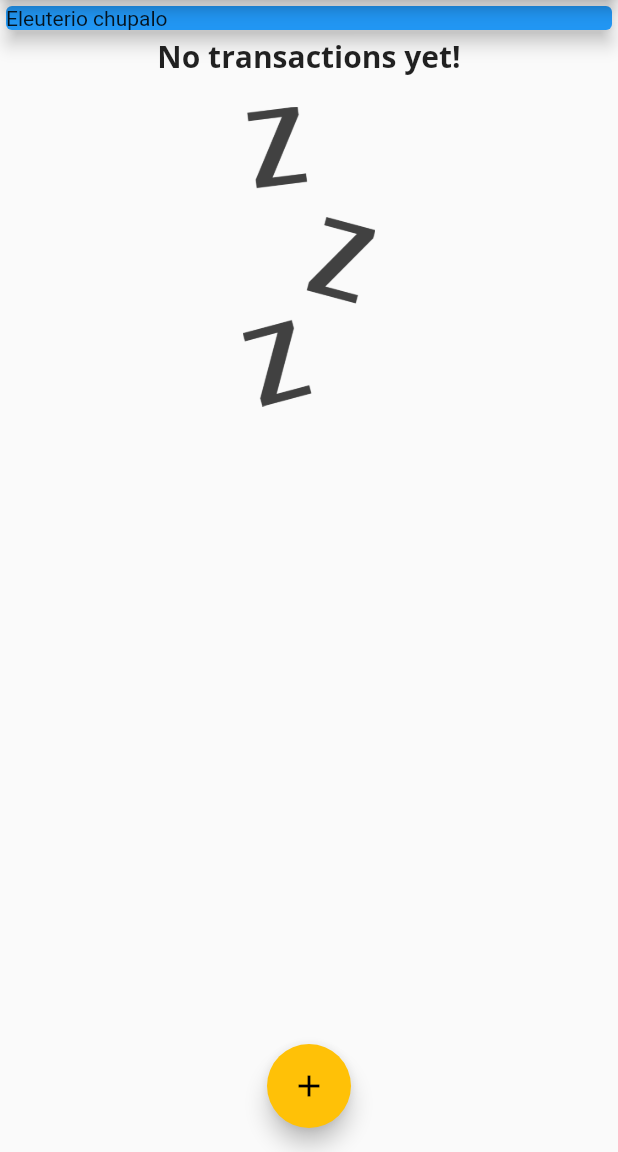
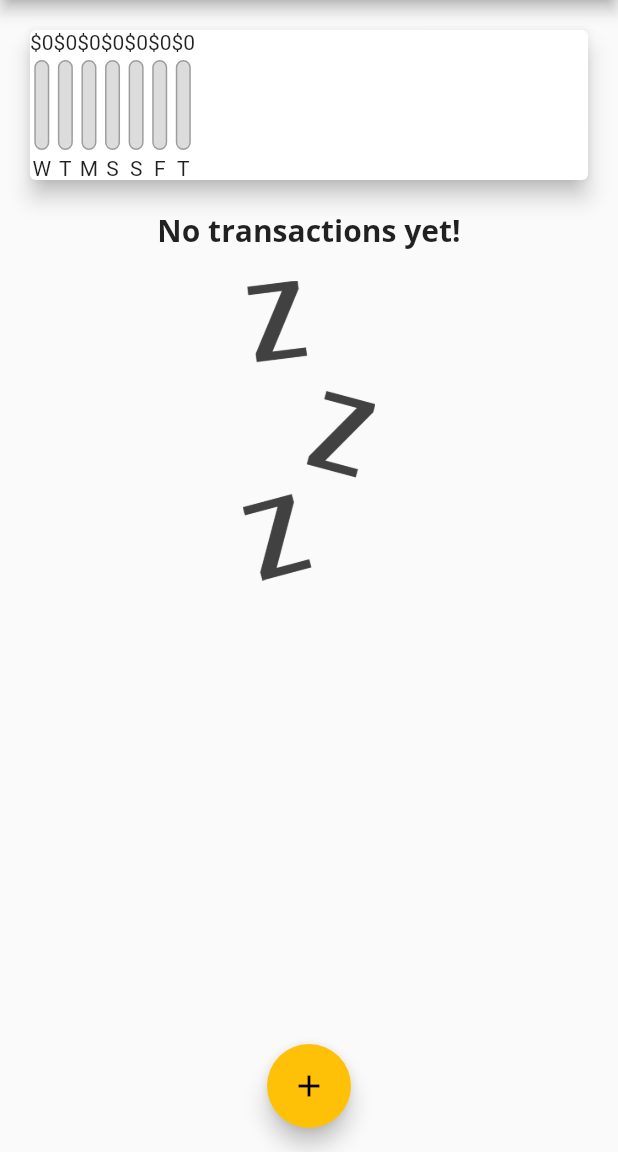
Before and after one commit to guzmanem/flutter__personal_expenses_app, a Flutter app: the screen it shows after launch, on a phone screen of 412 x 824 dp, the part 84-1236 px from its top. Run offline on Flutter 3.47's test engine with Material 2 defaults, Android fonts, the light colour scheme and no system bars.

Commit message:
feat: creación de los chart bars

```diff
--- a/lib/main.dart
+++ b/lib/main.dart
@@ -5,6 +5,7 @@
 import './widgets/new_transaction.dart';
 import './models/transaction.dart';
 import './widgets/transaction_list.dart';
+import './widgets/chart.dart';
 
 void main() => runApp(MyApp());
 
@@ -63,6 +64,16 @@
     // )
   ];
 
+  List<Transaction> get _recentTransactions {
+    return _UserTransactions.where((tx) {
+      return tx.date.isAfter(
+        DateTime.now().subtract(
+          Duration(days: 7),
+        ),
+      );
+    }).toList();
+  }
+
   void _addNewTransaction(String txTitle, double txAmount) {
     final newTx = Transaction(
       title: txTitle,
@@ -111,15 +122,8 @@
           // mainAxisAlignment: MainAxisAlignment.spaceAround,
           crossAxisAlignment: CrossAxisAlignment.stretch,
           children: <Widget>[
-            Container(
-              width: double.infinity,
-              child: const Card(
-                color: Colors.blue,
-                child: Text('Eleuterio chupalo'),
-                elevation: 5,
-              ),
-            ),
-            TransactionList(_UserTransactions)
+            Chart(recentTransanctions: _recentTransactions),
+            TransactionList(_UserTransactions),
           ],
         ),
       ),
--- /dev/null
+++ b/lib/widgets/chart.dart
@@ -0,0 +1,57 @@
+import 'package:flutter/material.dart';
+import 'package:intl/intl.dart';
+
+import '../models/transaction.dart';
+import './chart_bar.dart';
+
+class Chart extends StatelessWidget {
+  final List<Transaction> recentTransanctions;
+
+  const Chart({Key? key, required this.recentTransanctions}) : super(key: key);
+
+  List<Map<String, Object>> get groupedTransactionsValues {
+    return List.generate(7, (index) {
+      final weekDay = DateTime.now().subtract(
+        Duration(days: index),
+      );
+      double totalSum = 0.0;
+
+      for (var i = 0; i < recentTransanctions.length; i++) {
+        if (recentTransanctions[i].date.day == weekDay.day &&
+            recentTransanctions[i].date.month == weekDay.month &&
+            recentTransanctions[i].date.year == weekDay.year) {
+          totalSum += recentTransanctions[i].amount;
+        }
+      }
+
+      return {
+        'day': DateFormat.E().format(weekDay).substring(0, 1),
+        'amount': totalSum,
+      };
+    });
+  }
+
+  double get totalSpending {
+    return groupedTransactionsValues.fold(0.0, (sum, item) {
+      return sum + (item['amount'] as double);
+    });
+  }
+
+  @override
+  Widget build(BuildContext context) {
+    return Card(
+      elevation: 6,
+      margin: const EdgeInsets.all(20),
+      child: Row(
+        children: groupedTransactionsValues.map((data) {
+          return ChartBar(
+              data['day'] as String,
+              data['amount'] as double,
+              totalSpending == 0.0
+                  ? 0.0
+                  : ((data['amount'] as double) / totalSpending));
+        }).toList(),
+      ),
+    );
+  }
+}
--- /dev/null
+++ b/lib/widgets/chart_bar.dart
@@ -0,0 +1,53 @@
+import 'package:flutter/material.dart';
+
+class ChartBar extends StatelessWidget {
+  final String label;
+  final double spendingAmount;
+  final double spendingPctOfTotal;
+
+  const ChartBar(this.label, this.spendingAmount, this.spendingPctOfTotal, {Key? key})
+      : super(key: key);
+
+  @override
+  Widget build(BuildContext context) {
+    return Column(
+      children: <Widget>[
+        Text('\$${spendingAmount.toStringAsFixed(0)}'),
+        const SizedBox(
+          height: 4,
+        ),
+        Container(
+          height: 60,
+          width: 10,
+          child: Stack(
+            children: [
+              Container(
+                decoration: BoxDecoration(
+                  border: Border.all(
+                    color: Colors.grey,
+                    width: 1,
+                  ),
+                  color: const Color.fromRGBO(220, 220, 220, 1),
+                  borderRadius: BorderRadius.circular(10),
+                ),
+              ),
+              FractionallySizedBox(
+                heightFactor: spendingPctOfTotal,
+                child: Container(
+                  decoration: BoxDecoration(
+                    color: Theme.of(context).primaryColor,
+                    borderRadius: BorderRadius.circular(10),
+                  ),
+                ),
+              )
+            ],
+          ),
+        ),
+        const SizedBox(
+          height: 4,
+        ),
+        Text(label),
+      ],
+    );
+  }
+}
```
